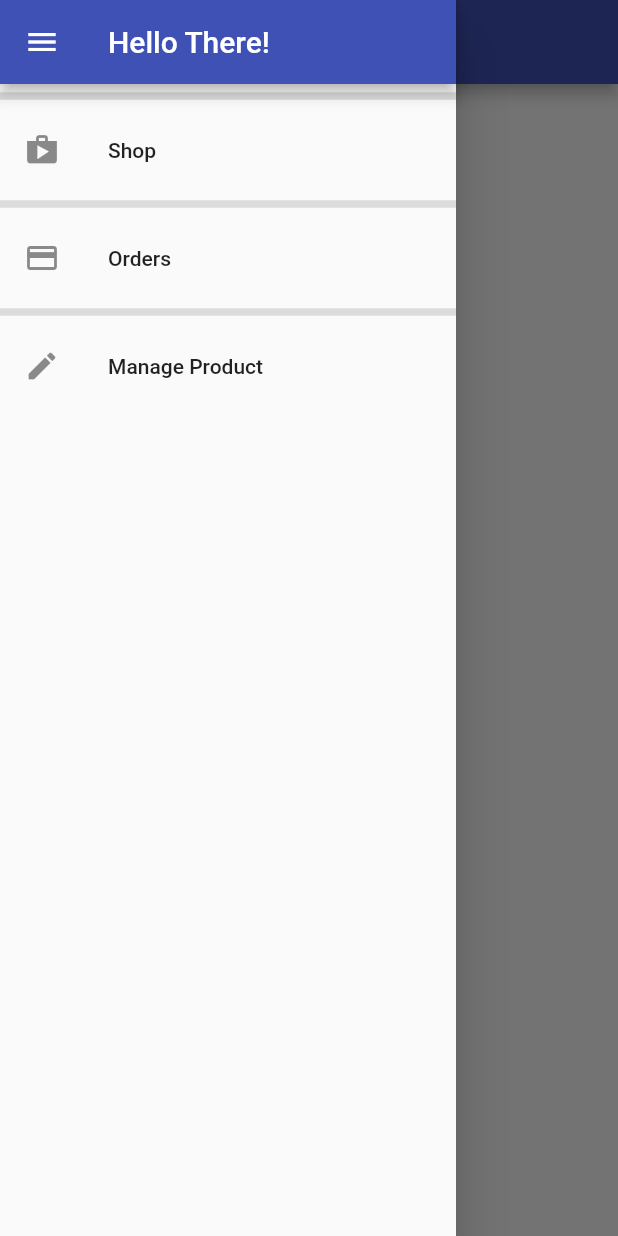
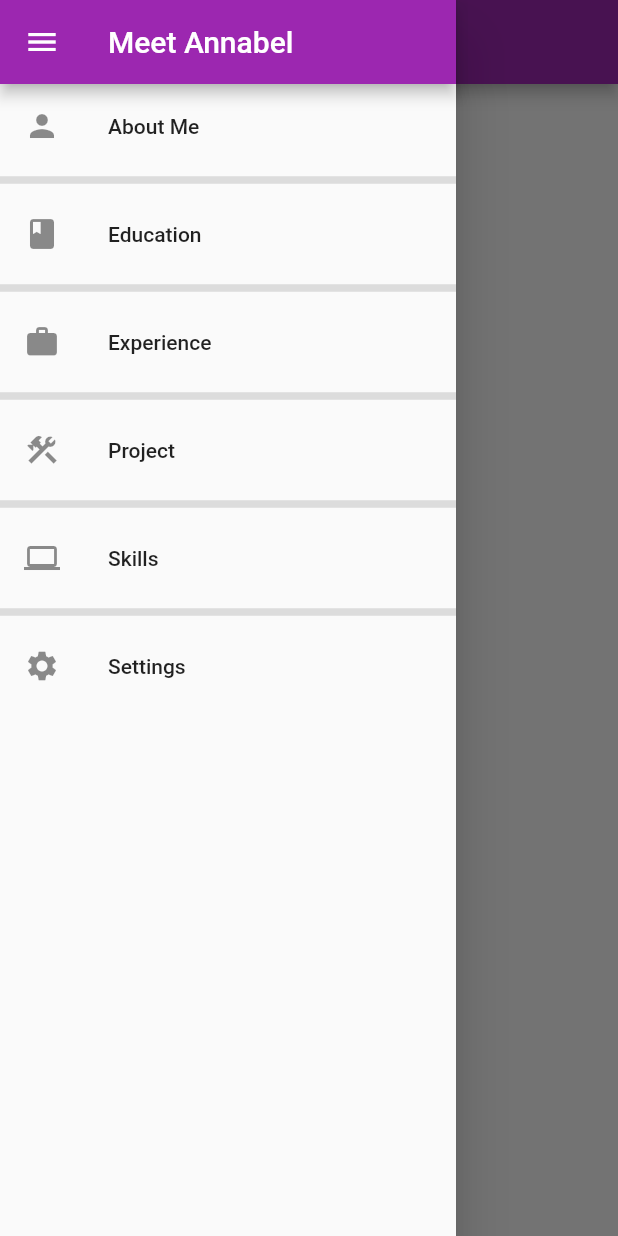
Before and after one commit to annabel-ilo/hngi9-myresumeapp, a Flutter app: the screen it shows after launch, with the side drawer open, on a phone screen of 412 x 824 dp. Run offline on Flutter 3.47's test engine with Material 2 defaults, Android fonts, the light colour scheme and no system bars.

Commit message:
dommy ui and navigation done

```diff
--- a/lib/Screens/widgets/drawer.dart
+++ b/lib/Screens/widgets/drawer.dart
@@ -1,4 +1,5 @@
 import 'package:flutter/material.dart';
+import 'package:meet_annabel/const/route.dart';
 
 class AppDrawer extends StatelessWidget {
   const AppDrawer({Key? key}) : super(key: key);
@@ -6,38 +7,63 @@ class AppDrawer extends StatelessWidget {
   @override
   Widget build(BuildContext context) {
     return Drawer(
+      child: SingleChildScrollView(
         child: Column(
+          //mainAxisAlignment: MainAxisAlignment.spaceEvenly,
           children: [
             AppBar(
-            title: const Text('Hello There!'),
+              title: const Text('Meet Annabel'),
             ),
-          const Divider(thickness: 5.0),
             ListTile(
-            leading: const Icon(Icons.shop),
-            title: const Text('Shop'),
+              leading: const Icon(Icons.person),
+              title: const Text('About Me'),
               onTap: () {
-              // Navigator.of(context)
-              //     .pushReplacementNamed(productOverviewScreenRoute);
+                Navigator.of(context).pushReplacementNamed(aboutMeRoute);
               },
             ),
             const Divider(thickness: 5.0),
             ListTile(
-            leading: const Icon(Icons.payment),
-            title: const Text('Orders'),
+              leading: const Icon(Icons.book),
+              title: const Text('Education'),
               onTap: () {
-             // Navigator.of(context).pushReplacementNamed(orderScreenRoute);
+                Navigator.of(context).pushReplacementNamed(educationRoute);
               },
             ),
             const Divider(thickness: 5.0),
             ListTile(
-            leading: const Icon(Icons.edit),
-            title: const Text('Manage Product'),
+              leading: const Icon(Icons.work),
+              title: const Text('Experience'),
               onTap: () {
-             // Navigator.of(context).pushReplacementNamed(userProductsRoute);
+                Navigator.of(context).pushNamed(experienceRoute);
+              },
+            ),
+            const Divider(thickness: 5.0),
+            ListTile(
+              leading: const Icon(Icons.construction),
+              title: const Text('Project'),
+              onTap: () {
+                Navigator.of(context).pushNamed(projectRoute);
+              },
+            ),
+            const Divider(thickness: 5.0),
+            ListTile(
+              leading: const Icon(Icons.computer),
+              title: const Text('Skills'),
+              onTap: () {
+                Navigator.of(context).pushNamed(skillsRoute);
+              },
+            ),
+            const Divider(thickness: 5.0),
+            ListTile(
+              leading: const Icon(Icons.settings),
+              title: const Text('Settings'),
+              onTap: () {
+                Navigator.of(context).pushNamed(settingsRoute);
               },
             )
           ],
         ),
+      ),
     );
   }
 }
--- a/lib/main.dart
+++ b/lib/main.dart
@@ -22,8 +22,8 @@ class MyApp extends StatelessWidget {
       title: 'Meet Annabel',
       debugShowCheckedModeBanner: false,
       theme: ThemeData(
-        colorScheme: ColorScheme.fromSwatch(primarySwatch: Colors.indigo)
-            .copyWith(secondary: Colors.amberAccent),
+        colorScheme: ColorScheme.fromSwatch(primarySwatch: Colors.purple)
+            .copyWith(secondary: Colors.white70),
         accentColor: Colors.amber,
       ),
       home: const AboutMe(),
```
Lines whose indentation alone changed are shown as unchanged.
